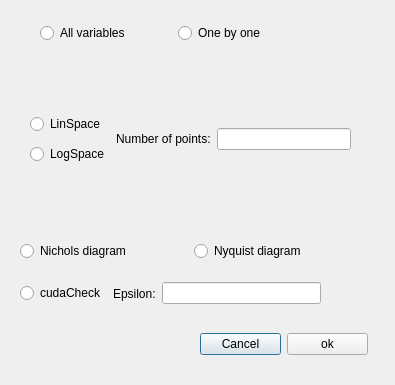
Old version of the form src/gui/templates/templates_dialog.ui in the repository Isaac-Martinez-Forte/QFTbx.
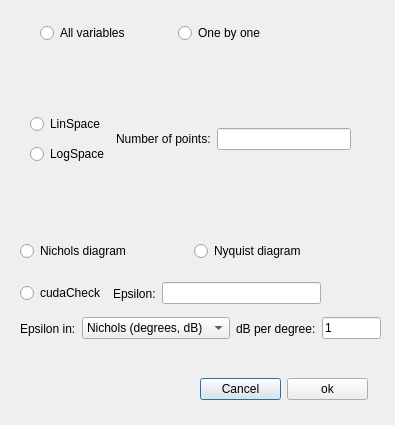
New version of the form.

Commit message:
Let the user pick the epsilon metric and see the epsilon each template asks for
The templates dialog gains the metric the hull is walked in - the Nichols
plane, with its decibels per degree, or the complex plane - defaulting to
the project's setting and stored with the project. The template viewer
shows, next to every epsilon, the least value that keeps that template
connected and the gap it leaves as a share of the template's size, in
amber when the gap says the sweep is too coarse rather than the epsilon
too small; a button copies the proposals into the fields and recomputes
the contours.

```diff
--- a/src/gui/templates/templates_dialog.ui
+++ b/src/gui/templates/templates_dialog.ui
@@ -7,7 +7,7 @@
     <x>0</x>
     <y>0</y>
     <width>395</width>
-    <height>385</height>
+    <height>425</height>
    </rect>
   </property>
   <property name="windowTitle">
@@ -157,7 +157,7 @@
    <property name="geometry">
     <rect>
      <x>200</x>
-     <y>330</y>
+     <y>375</y>
      <width>168</width>
      <height>28</height>
     </rect>
@@ -264,6 +264,62 @@
     </item>
    </layout>
   </widget>
+  <widget class="QWidget" name="epsilonMetricRow">
+   <property name="geometry">
+    <rect>
+     <x>20</x>
+     <y>315</y>
+     <width>361</width>
+     <height>27</height>
+    </rect>
+   </property>
+   <layout class="QHBoxLayout" name="horizontalLayout_9">
+    <item>
+     <widget class="QLabel" name="metricLabel">
+      <property name="text">
+       <string>Epsilon in:</string>
+      </property>
+     </widget>
+    </item>
+    <item>
+     <widget class="QComboBox" name="metricCombo">
+      <property name="toolTip">
+       <string>The plane the epsilon of the contour is measured in. Nichols: degrees and decibels, one epsilon serves every template. Complex plane: the historical reading, in the units of the plant's response.</string>
+      </property>
+      <item>
+       <property name="text">
+        <string>Nichols (degrees, dB)</string>
+       </property>
+      </item>
+      <item>
+       <property name="text">
+        <string>Complex plane</string>
+       </property>
+      </item>
+     </widget>
+    </item>
+    <item>
+     <widget class="QLabel" name="dbPerDegreeLabel">
+      <property name="text">
+       <string>dB per degree:</string>
+      </property>
+     </widget>
+    </item>
+    <item>
+     <widget class="QLineEdit" name="dbPerDegreeEdit">
+      <property name="text">
+       <string>1</string>
+      </property>
+      <property name="maximumSize">
+       <size>
+        <width>60</width>
+        <height>16777215</height>
+       </size>
+      </property>
+     </widget>
+    </item>
+   </layout>
+  </widget>
  </widget>
  <resources/>
  <connections/>
```
The commit also changes 7 other files.
